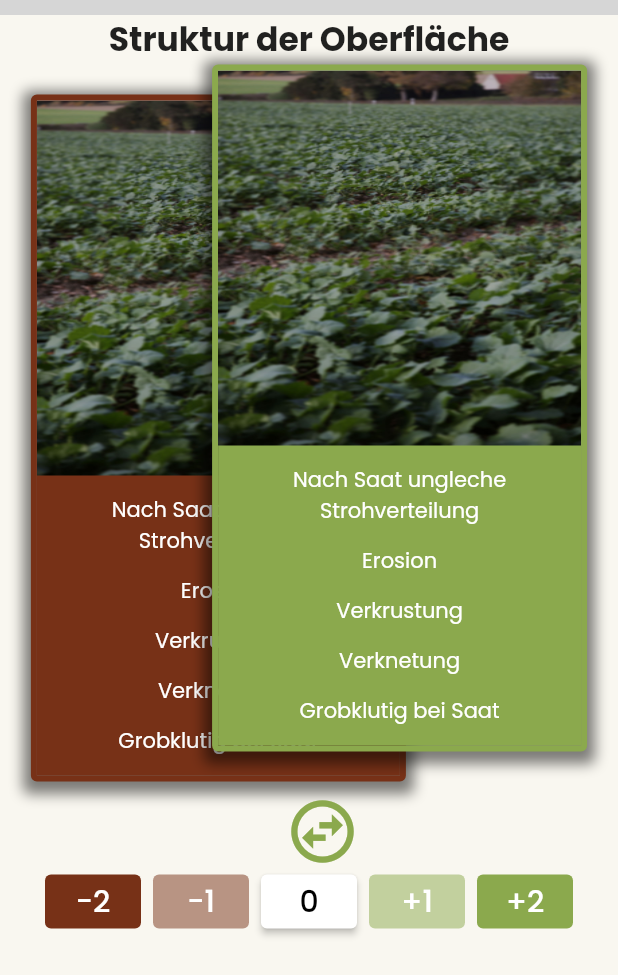
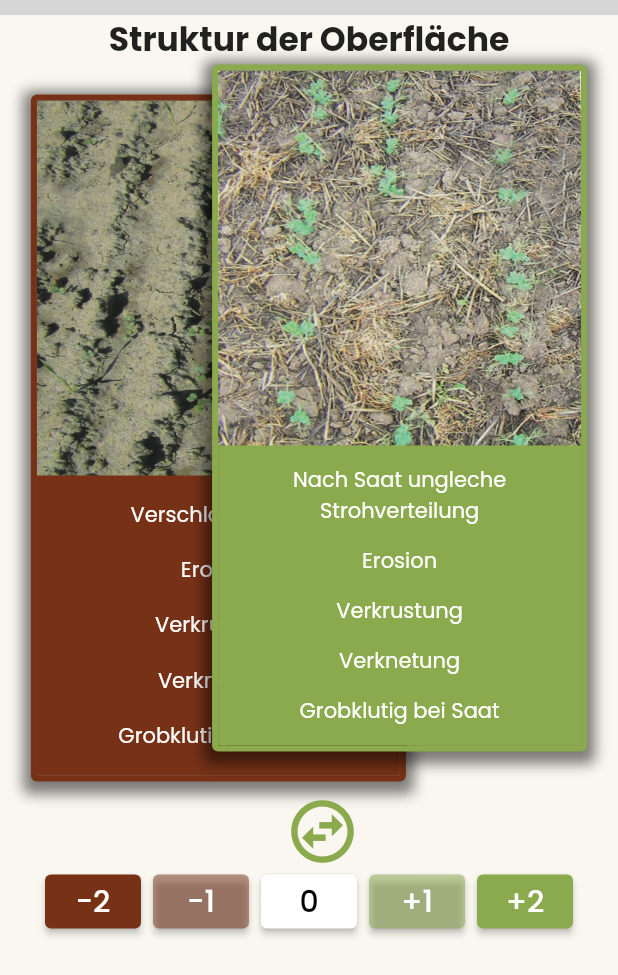
Before and after one commit to patrickfelschen/bodenanalyse, a Flutter app: the AnalysisStartScreen screen opened by its route, after a tap on the "swap horizontal circle" icon, on a phone screen of 412 x 824 dp. Shown: the top 975 px of the screen. Run offline on Flutter 3.47's test engine with Material 2 defaults, Android fonts, the phone set to English and light mode, and no system bars; our stand-ins replace google_maps_flutter, shared_preferences; missing offline and left inert: easy_search, progress_stepper; accounts and stored records are empty; generated files the repository leaves out were written again; grey boxes are pictures that could not be loaded.

Commit message:
Analysis Steps 1-6 contents

```diff
--- a/lib/src/screens/analysis_start_screen.dart
+++ b/lib/src/screens/analysis_start_screen.dart
@@ -12,7 +12,7 @@ class AnalysisStartScreen extends StatefulWidget {
 }
 
 class _AnalysisStartScreenState extends State<AnalysisStartScreen> {
-  var testList = List.empty();
+  List<Widget> stackChildren = List.empty();
   int _steps = 6;
   int _counter = 1;
   List<int> widgetIds = [0, 1];
@@ -34,23 +34,17 @@ class _AnalysisStartScreenState extends State<AnalysisStartScreen> {
     });
   }
 
-  @override
-  void initState() {
-    // TODO: implement initState
-    super.initState();
-  }
-
   void _swapStackChildren() {
-    final temp = _stackChildren[0];
+    final temp = stackChildren[0];
     setState(() {
-      _stackChildren[0] = _stackChildren[1];
-      _stackChildren[1] = temp;
+      stackChildren[0] = stackChildren[1];
+      stackChildren[1] = temp;
     });
   }
 
-  List<Widget> _stackChildren = <Widget>[
+  final List<Widget> _stackChildrenStep1 = <Widget>[
     AnalysisCard(
-      analysisImage: AssetImage("assets/images/start.png"),
+      analysisImage: const AssetImage("assets/images/step1_good_example.png"),
       badExample: false,
       text1: 'Nach Saat ungleche Strohverteilung',
       text2: 'Erosion',
@@ -59,9 +53,9 @@ class _AnalysisStartScreenState extends State<AnalysisStartScreen> {
       text5: 'Grobklutig bei Saat',
     ),
     AnalysisCard(
-      analysisImage: AssetImage("assets/images/start.png"),
+      analysisImage: const AssetImage("assets/images/step1_bad_example.png"),
       badExample: true,
-      text1: 'Nach Saat ungleche Strohverteilung',
+      text1: 'Verschlämmung',
       text2: 'Erosion',
       text3: 'Verkrustung',
       text4: 'Verknetung',
@@ -69,8 +63,134 @@ class _AnalysisStartScreenState extends State<AnalysisStartScreen> {
     )
   ];
 
+  final List<Widget> _stackChildrenStep2 = <Widget>[
+    AnalysisCard(
+      analysisImage: const AssetImage("assets/images/step2_good_example.png"),
+      badExample: false,
+      text1: 'Durchgängig über alle Horizonte',
+      text2: 'Gleichmäßige Wurzelverteilung',
+      text3: 'Intensive Durchwurzelung',
+      text4: '',
+      text5: '',
+    ),
+    AnalysisCard(
+      analysisImage: AssetImage("assets/images/step2_bad_example.png"),
+      badExample: true,
+      text1: 'Geknickte Wurzeln',
+      text2: 'Wurzelfilz auf verdichteten Schichten',
+      text3: '',
+      text4: '',
+      text5: '',
+    )
+  ];
+
+  final List<Widget> _stackChildrenStep3 = <Widget>[
+    AnalysisCard(
+      analysisImage: const AssetImage("assets/images/step2_good_example.png"),
+      badExample: false,
+      text1: 'RW-Lösung an Oberfläche',
+      text2: 'Viele Regenwurmgänge',
+      text3: 'Verzahnung von Ober-/Unterboden',
+      text4: '',
+      text5: '',
+    ),
+    AnalysisCard(
+      analysisImage: AssetImage("assets/images/step2_bad_example.png"),
+      badExample: true,
+      text1: 'Keine offenen Poren auf der Oberfläche',
+      text2: 'In Krume wenig vertikale RW-Gänge',
+      text3: 'Keine Verbindung Ober-/Unterboden',
+      text4: '',
+      text5: '',
+    )
+  ];
+
+  final List<Widget> _stackChildrenStep4 = <Widget>[
+    AnalysisCard(
+      analysisImage: const AssetImage("assets/images/step2_good_example.png"),
+      badExample: false,
+      text1: 'Porös, locker',
+      text2: 'Fein aggregiert',
+      text3: 'Zerfall zwischen Fingern',
+      text4: 'Messereinstich leicht möglich',
+      text5: '',
+    ),
+    AnalysisCard(
+      analysisImage: AssetImage("assets/images/step2_bad_example.png"),
+      badExample: true,
+      text1: 'Stark verfestigt, scharfkantig',
+      text2: 'Wurzelfilz an Aggregatoberfläche',
+      text3: 'Messer schwer einzustechen',
+      text4: '',
+      text5: '',
+    )
+  ];
+
+  final List<Widget> _stackChildrenStep5 = <Widget>[
+    AnalysisCard(
+      analysisImage: const AssetImage("assets/images/step2_good_example.png"),
+      badExample: false,
+      text1: 'Nach Saat gleichmäßig an Oberfläche verteilt',
+      text2: 'Gleichmäßig in Krume eingearbeitet',
+      text3: 'Vorfruchtreste in Krume gut verottet',
+      text4: 'Gleichmäßige Wurzelentwicklung',
+      text5: '',
+    ),
+    AnalysisCard(
+      analysisImage: AssetImage("assets/images/step2_bad_example.png"),
+      badExample: true,
+      text1: 'Nach Saat ungleiche Strohverteilung',
+      text2: 'Reststoffe konzentriert an Oberfläche',
+      text3: 'Unverrottete Reststoffe vom Vorjahr',
+      text4: 'Wurzelstau auf Strohpolstern',
+      text5: '',
+    )
+  ];
+
+  final List<Widget> _stackChildrenStep6 = <Widget>[
+    AnalysisCard(
+      analysisImage: const AssetImage("assets/images/step2_good_example.png"),
+      badExample: false,
+      text1: 'Angenehmer, erdiger Geruch',
+      text2: 'Gleichmäßige Farbe',
+      text3: '',
+      text4: '',
+      text5: '',
+    ),
+    AnalysisCard(
+      analysisImage: AssetImage("assets/images/step2_bad_example.png"),
+      badExample: true,
+      text1: 'Übler, fauliger Geruch',
+      text2: 'Blau/grau gefärbte Bereiche',
+      text3: 'Rostflecken',
+      text4: '',
+      text5: '',
+    )
+  ];
+
   @override
   Widget build(BuildContext context) {
+    switch(_counter) {
+      case 1:
+        stackChildren = _stackChildrenStep1;
+        break;
+      case 2:
+        stackChildren = _stackChildrenStep2;
+        break;
+      case 3:
+        stackChildren = _stackChildrenStep3;
+        break;
+      case 4:
+        stackChildren = _stackChildrenStep4;
+        break;
+      case 5:
+        stackChildren = _stackChildrenStep5;
+        break;
+      case 6:
+        stackChildren = _stackChildrenStep6;
+        break;
+    }
+
     return SafeArea(
         child: Scaffold(
       body: Column(children: [
@@ -87,7 +207,7 @@ class _AnalysisStartScreenState extends State<AnalysisStartScreen> {
           style: TextStyle(fontWeight: FontWeight.bold, fontSize: 22),
         ),
         Stack(
-          children: _stackChildren,
+          children: stackChildren,
         ),
         IconButton(
             onPressed: _swapStackChildren,
@@ -111,7 +231,7 @@ class _AnalysisStartScreenState extends State<AnalysisStartScreen> {
       alignment: MainAxisAlignment.spaceEvenly,
       children: [
         ElevatedButton(
-          onPressed: null,
+          onPressed: _incrementCounter,
           child: Text(
             '-2',
             style: TextStyle(color: textColor, fontSize: fontSize),
@@ -121,7 +241,7 @@ class _AnalysisStartScreenState extends State<AnalysisStartScreen> {
                   Theme.of(context).colorScheme.secondary)),
         ),
         ElevatedButton(
-          onPressed: null,
+          onPressed: _incrementCounter,
           child: Text(
             '-1',
             style: TextStyle(color: textColor, fontSize: fontSize),
@@ -132,7 +252,7 @@ class _AnalysisStartScreenState extends State<AnalysisStartScreen> {
           ),
         ),
         ElevatedButton(
-          onPressed: () {},
+          onPressed: _incrementCounter,
           child: Text(
             '0',
             style: TextStyle(color: Colors.black, fontSize: fontSize),
@@ -142,7 +262,7 @@ class _AnalysisStartScreenState extends State<AnalysisStartScreen> {
                   Colors.white)),
         ),
         ElevatedButton(
-          onPressed: null,
+          onPressed: _incrementCounter,
           child: Text(
             '+1',
             style: TextStyle(color: textColor, fontSize: fontSize),
@@ -152,7 +272,7 @@ class _AnalysisStartScreenState extends State<AnalysisStartScreen> {
                   Theme.of(context).colorScheme.primary.withOpacity(0.5))),
         ),
         ElevatedButton(
-          onPressed: null,
+          onPressed: _incrementCounter,
           child: Text(
             '+2',
             style: TextStyle(color: textColor, fontSize: fontSize),
--- a/pubspec.yaml
+++ b/pubspec.yaml
@@ -40,6 +40,8 @@ flutter:
     - assets/images/logoStart.png
     - assets/images/step1_bad_example.png
     - assets/images/step1_good_example.png
+    - assets/images/step2_bad_example.png
+    - assets/images/step2_good_example.png
 
 
   fonts:
```
Also changed, not shown: assets/images/step2_bad_example.png (added), assets/images/step2_good_example.png (added).
